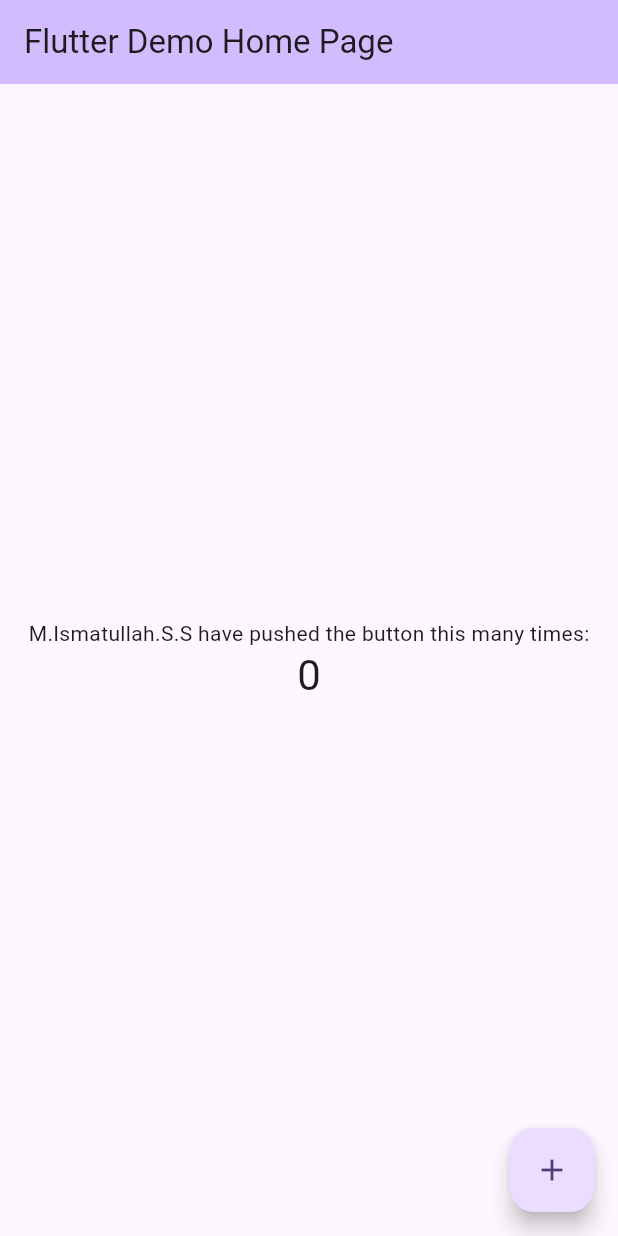
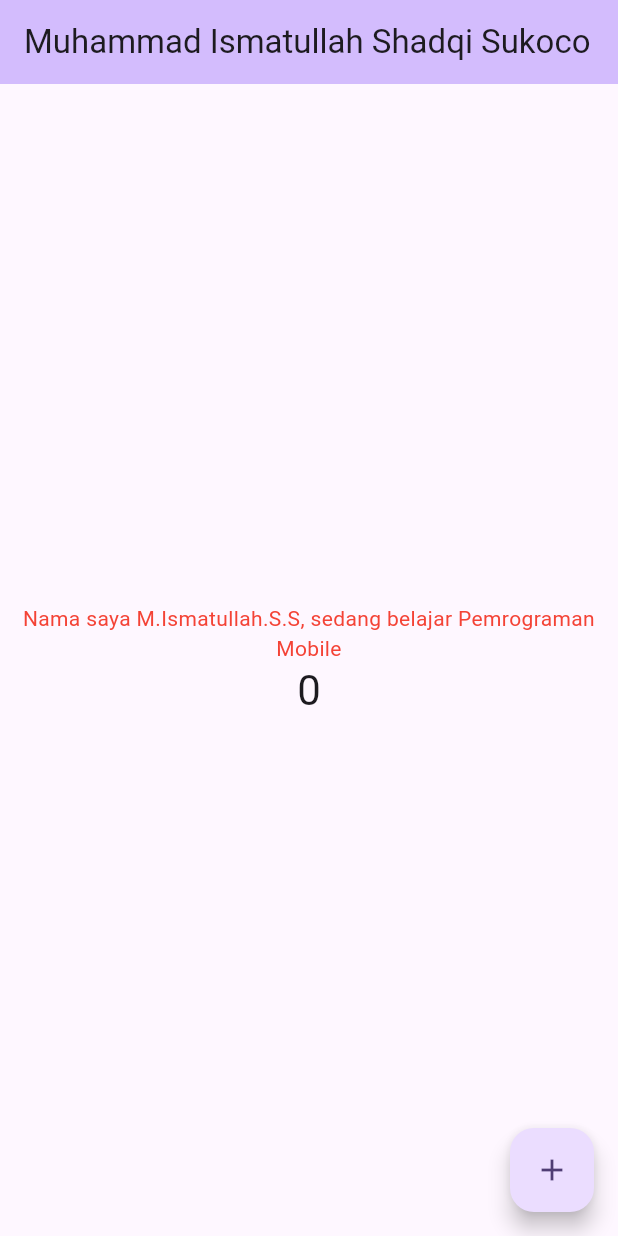
Before and after one commit to Rimuren/flutter-fundamental-part1, a Flutter app: the screen it shows after launch, on a phone screen of 412 x 824 dp. Run offline on Flutter 3.47's test engine with Material 3 defaults, Android fonts, the phone set to English and light mode, and no system bars.

Commit message:
project hello_world

```diff
--- /dev/null
+++ b/lib/basic_widget/text_widget.dart
@@ -0,0 +1,13 @@
+import 'package:flutter/material.dart';
+
+class MyTextWidget extends StatelessWidget {
+  const MyTextWidget({super.key});
+
+  @override
+  Widget build(BuildContext context) {
+    return const Text(
+      "Nama saya M.Ismatullah.S.S, sedang belajar Pemrograman Mobile",
+      style: TextStyle(color: Colors.red, fontSize: 14),
+      textAlign: TextAlign.center);
+  }
+}
--- a/lib/main.dart
+++ b/lib/main.dart
@@ -1,4 +1,6 @@
 import 'package:flutter/material.dart';
+import 'basic_widget/text_widget.dart';
+import 'basic_widget/image_widget.dart';
 
 void main() {
   runApp(const MyApp());
@@ -31,7 +33,7 @@ class MyApp extends StatelessWidget {
         colorScheme: ColorScheme.fromSeed(seedColor: Colors.deepPurple),
         useMaterial3: true,
       ),
-      home: const MyHomePage(title: 'Flutter Demo Home Page'),
+      home: const MyHomePage(title: 'Muhammad Ismatullah Shadqi Sukoco'),
     );
   }
 }
@@ -105,9 +107,7 @@ class _MyHomePageState extends State<MyHomePage> {
           // wireframe for each widget.
           mainAxisAlignment: MainAxisAlignment.center,
           children: <Widget>[
-            const Text(
-              'M.Ismatullah.S.S have pushed the button this many times:',
-            ),
+            const MyTextWidget(),
             Text(
               '$_counter',
               style: Theme.of(context).textTheme.headlineMedium,
--- a/pubspec.yaml
+++ b/pubspec.yaml
@@ -88,3 +88,6 @@ flutter:
   #
   # For details regarding fonts from package dependencies,
   # see https://flutter.dev/to/font-from-package
+flutter:
+  assets:
+     - logo.jpg
```
Also changed, not shown: lib/basic_widget/image_widget.dart (added, +12 -0 lines).
